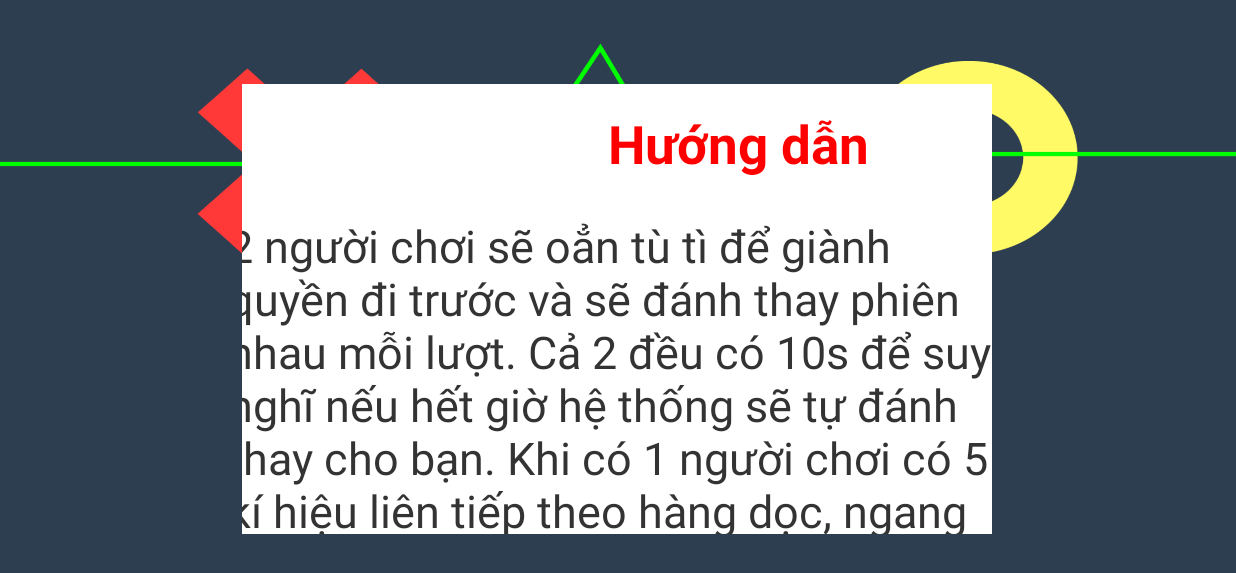
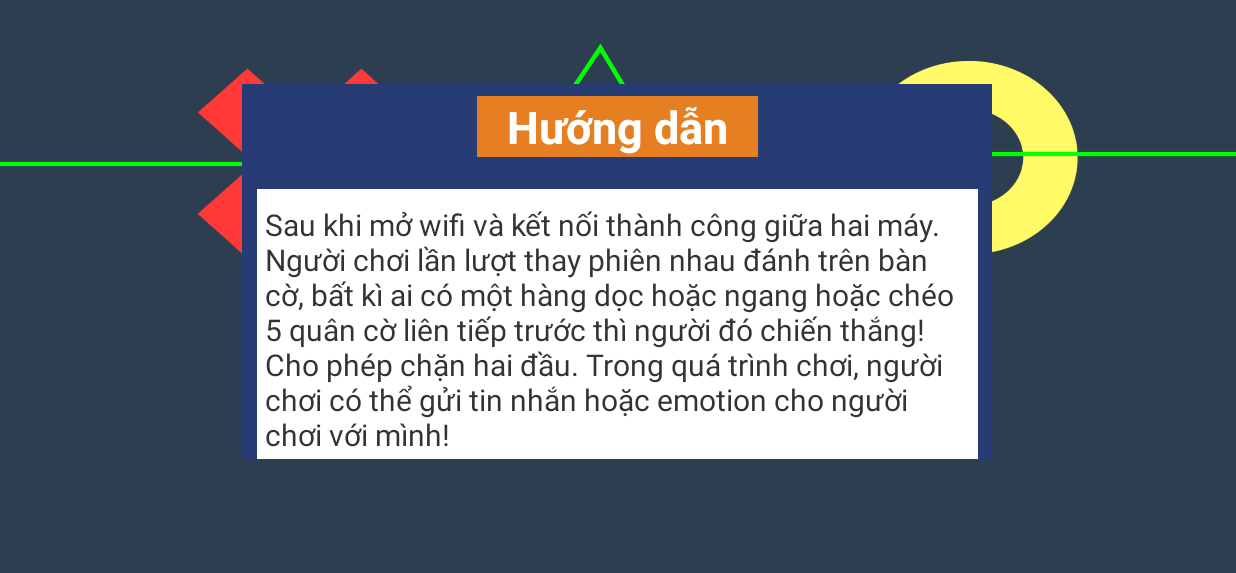
Before and after one commit to nguyenthanhchungfit/A2C2D2, an Android app: the screen it shows after launch (KhoiDongGameActivity), after a tap on an icon or button, on a phone screen of 824 x 412 dp (held sideways). Shown: the top 573 px of the screen. Run offline under Robolectric (Android 15) with nearby library versions, the phone set to English and light mode, and no system bars.

Commit message:
Sửa lại hướng dẫn fragment và thực hiện fragment

```diff
--- a/app/src/main/java/com/nguyenthanhchung/carop2p/Game.java
+++ b/app/src/main/java/com/nguyenthanhchung/carop2p/Game.java
@@ -147,5 +147,4 @@ public class Game extends AsyncTask<String,String,String>{
         writer.println(message);
     }
 
-
 }
--- a/app/src/main/java/com/nguyenthanhchung/carop2p/activity/KhoiDongGameActivity.java
+++ b/app/src/main/java/com/nguyenthanhchung/carop2p/activity/KhoiDongGameActivity.java
@@ -98,7 +98,7 @@ public class KhoiDongGameActivity extends AppCompatActivity implements MainGameA
         button_click_sound.start();
         fragmentTransaction = getFragmentManager().beginTransaction();
         huongDanFragment = new HuongDanFragment();
-        fragmentTransaction.add(R.id.frameContent, huongDanFragment, "guide");
+        fragmentTransaction.replace(R.id.frameContent, huongDanFragment, "guide");
         fragmentTransaction.commit();
         hideBtn();
         //code switch to guide game screen here
@@ -124,7 +124,7 @@ public class KhoiDongGameActivity extends AppCompatActivity implements MainGameA
         button_click_sound.start();
         fragmentTransaction = getFragmentManager().beginTransaction();
         thucHienFragment = new ThucHienFragment();
-        fragmentTransaction.add(R.id.frameContent, thucHienFragment, "info");
+        fragmentTransaction.replace(R.id.frameContent, thucHienFragment, "info");
         fragmentTransaction.commit();
         hideBtn();
         //code switch to show info screen here
--- a/app/src/main/res/layout/layout_huong_dan_fragment.xml
+++ b/app/src/main/res/layout/layout_huong_dan_fragment.xml
@@ -2,21 +2,28 @@
 <android.support.constraint.ConstraintLayout xmlns:android="http://schemas.android.com/apk/res/android"
     xmlns:app="http://schemas.android.com/apk/res-auto"
     xmlns:tools="http://schemas.android.com/tools"
-    android:layout_width="match_parent"
-    android:layout_height="match_parent"
-    android:background="#ffffff"
-    tools:context=".activity.KhoiDongGameActivity">
+    android:layout_width="500dp"
+    android:layout_height="250dp"
+    android:background="#273c75"
+    tools:context=".activity.KhoiDongGameActivity"
+    >
 
     <TextView
+        android:background="#e67e22"
         android:id="@+id/textView"
-        android:layout_width="176dp"
+        android:layout_width="wrap_content"
         android:layout_height="wrap_content"
-        android:layout_marginStart="244dp"
-        android:layout_marginTop="16dp"
+        android:layout_marginEnd="8dp"
+        android:layout_marginStart="8dp"
+        android:layout_marginTop="8dp"
+        android:textColor="#fff"
+        android:paddingLeft="20dp"
+        android:paddingRight="20dp"
+        android:gravity="center"
         android:text="@string/huong_dan"
-        android:textColor="#ff0000"
-        android:textSize="35sp"
+        android:textSize="30sp"
         android:textStyle="bold"
+        app:layout_constraintEnd_toEndOf="parent"
         app:layout_constraintStart_toStartOf="parent"
         app:layout_constraintTop_toTopOf="parent" />
 
@@ -24,45 +31,41 @@
         android:id="@+id/imageButton"
         android:layout_width="wrap_content"
         android:layout_height="wrap_content"
-        android:layout_marginStart="600dp"
+        android:layout_marginTop="0dp"
         android:onClick="exitGuide"
+
         android:src="@android:drawable/btn_dialog"
-        app:layout_constraintStart_toStartOf="parent"
+        app:layout_constraintRight_toLeftOf="parent"
         app:layout_constraintTop_toTopOf="parent" />
 
-    <ScrollView
-        android:layout_width="565dp"
-        android:layout_height="267dp"
-        android:layout_marginBottom="7dp"
-        android:layout_marginEnd="9dp"
-        android:layout_marginStart="18dp"
-        android:layout_marginTop="22dp"
-        app:layout_constraintBottom_toBottomOf="parent"
+
+    <LinearLayout
+        android:layout_width="wrap_content"
+        android:layout_height="wrap_content"
+        android:layout_marginRight="20dp"
+        android:layout_marginLeft="20dp"
+        android:layout_marginTop="70dp"
+        android:background="#fff"
+        android:orientation="vertical"
+        android:paddingLeft="5dp"
+        android:paddingRight="5dp"
         app:layout_constraintEnd_toEndOf="parent"
         app:layout_constraintStart_toStartOf="parent"
-        app:layout_constraintTop_toBottomOf="@+id/textView">
-
-        <LinearLayout
-            android:layout_width="match_parent"
-            android:layout_height="wrap_content"
-            android:orientation="vertical">
+        app:layout_constraintTop_toTopOf="parent">
 
         <TextView
             android:id="@+id/textView2"
-                android:layout_width="match_parent"
+            android:layout_width="470dp"
             android:layout_height="296dp"
-                android:layout_marginStart="16dp"
-                android:layout_marginTop="32dp"
-                android:paddingLeft="2dp"
-                android:paddingRight="30dp"
+
+            android:layout_marginTop="10dp"
             android:scrollbars="vertical"
-                android:text="2 người chơi sẽ oẳn tù tì để giành quyền đi trước và sẽ đánh thay phiên nhau mỗi lượt. Cả 2 đều có 10s để suy nghĩ nếu hết giờ hệ thống sẽ tự đánh thay cho bạn. Khi có 1 người chơi có 5 kí hiệu liên tiếp theo hàng dọc, ngang chéo thì người chơi đó sẽ thắng và người còn lại sẽ thua với điều kiện không bị chặn 2 đầu."
+            android:text="@string/luat_choi"
             android:textColor="#333333"
-                android:textSize="30sp"
+            android:textSize="20sp"
             app:layout_constraintEnd_toEndOf="parent"
             app:layout_constraintStart_toStartOf="parent"
             app:layout_constraintTop_toBottomOf="@+id/textView" />
     </LinearLayout>
-    </ScrollView>
 
 </android.support.constraint.ConstraintLayout>
--- a/app/src/main/res/values/strings.xml
+++ b/app/src/main/res/values/strings.xml
@@ -1,4 +1,10 @@
 <resources>
     <string name="app_name">CaroP2P</string>
     <string name="huong_dan">Hướng dẫn</string>
+    <string name="luat_choi">
+        Sau khi mở wifi và kết nối thành công giữa hai máy.
+        Người chơi lần lượt thay phiên nhau đánh trên bàn cờ, bất kì ai có một hàng dọc hoặc ngang hoặc
+        chéo 5 quân cờ liên tiếp trước thì người đó chiến thắng! Cho phép chặn hai đầu. Trong quá trình chơi,
+        người chơi có thể gửi tin nhắn hoặc emotion cho người chơi với mình!
+    </string>
 </resources>
```
Also changed, not shown: app/src/main/res/layout/layout_adapter_student.xml (+61 -35 lines), app/src/main/res/layout/layout_thuc_hien_fragment.xml (+17 -12 lines), app/src/main/res/drawable/image_1512003.jpg, app/src/main/res/drawable/image_1512042.jpg, app/src/main/res/drawable/image_1512055.jpg, app/src/main/res/drawable/image_1512058.jpg. Lines whose indentation alone changed are shown as unchanged.
